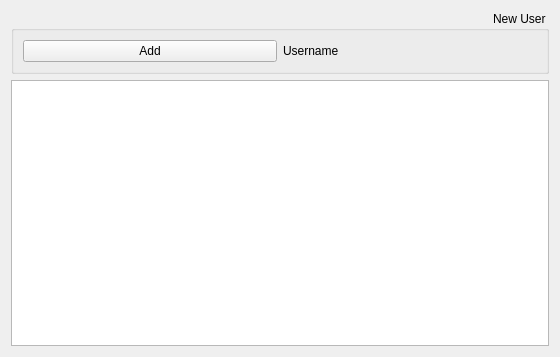
The window that Client/reghaabat/formchangepermissions.ui (nournia/ketabkhaane) describes before a commit, drawn with Qt 5.
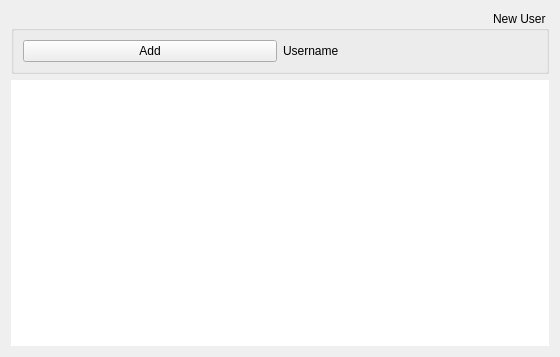
The same window after the commit.

What changed in the file:
```diff
--- a/Client/reghaabat/formchangepermissions.ui
+++ b/Client/reghaabat/formchangepermissions.ui
@@ -42,7 +42,11 @@
     </widget>
    </item>
    <item>
-    <widget class="QTableView" name="tPermissions"/>
+    <widget class="QTableView" name="tPermissions">
+     <property name="frameShape">
+      <enum>QFrame::NoFrame</enum>
+     </property>
+    </widget>
    </item>
   </layout>
  </widget>
```
